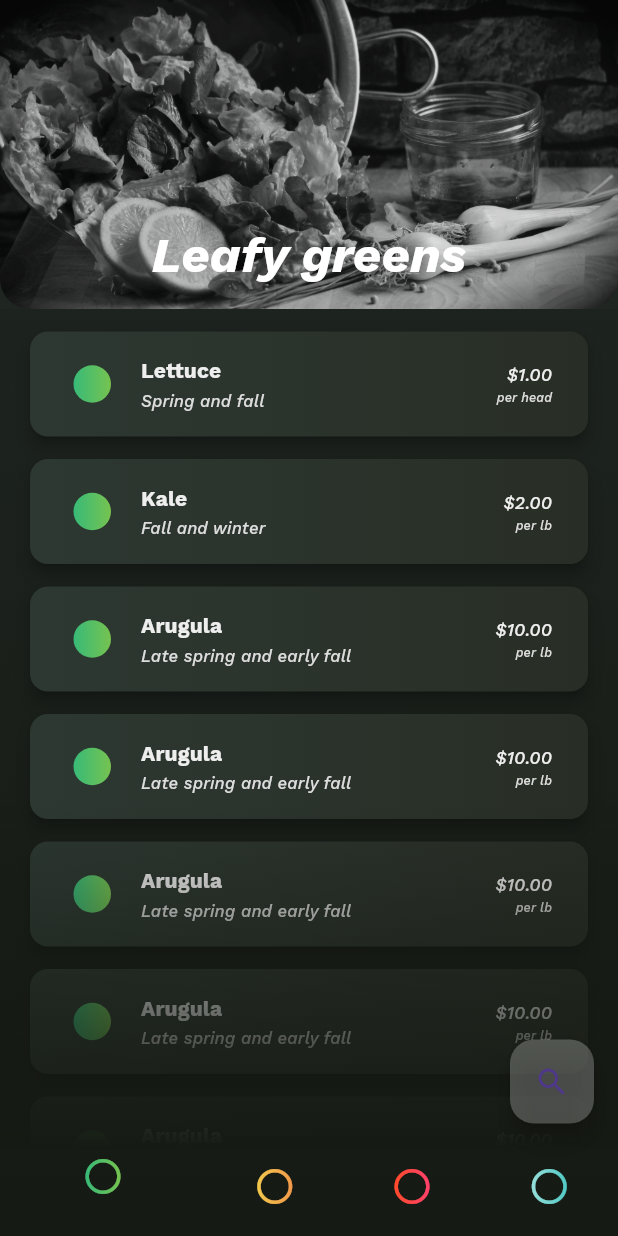
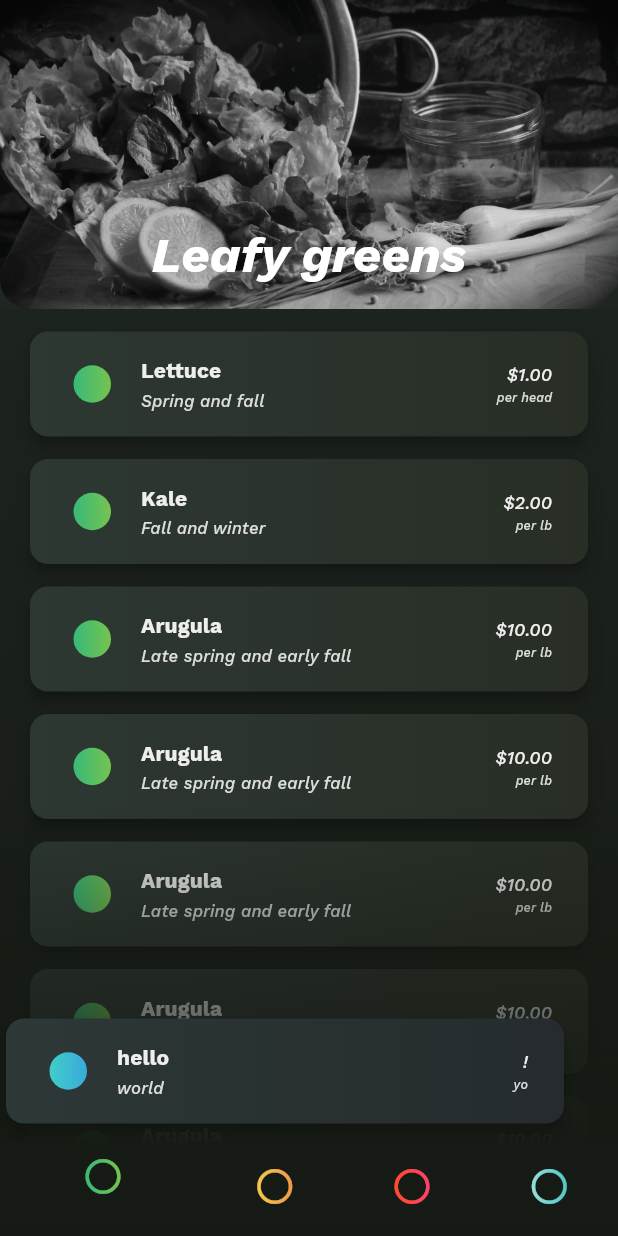
Before and after one commit to 3enedict/limelight, a Flutter app: the screen it shows after launch, on a phone screen of 412 x 824 dp. Run offline on Flutter 3.47's test engine with Material 2 defaults, Android fonts, the phone set to English and light mode, and no system bars; our stand-ins replace fluttericon, google_fonts, shared_preferences; statements that could not run were skipped.

Commit message:
Started adding search bar

```diff
--- a/lib/pages/ingredients_page.dart
+++ b/lib/pages/ingredients_page.dart
@@ -7,6 +7,8 @@ import 'package:limelight/pages/ingredients_subpages/vegetables_page.dart';
 import 'package:limelight/pages/ingredients_subpages/meat_page.dart';
 import 'package:limelight/pages/ingredients_subpages/fish_page.dart';
 import 'package:limelight/gradients.dart';
+
+import 'package:limelight/widgets/search_bar.dart';
 
 class IngredientsPage extends StatefulWidget {
   const IngredientsPage({super.key});
@@ -58,11 +60,13 @@ class IngredientsPageState extends State<IngredientsPage> {
             bottomNavBarItem(fishGradient),
           ],
         ),
-        floatingActionButton: FloatingActionButton(
-          backgroundColor: Colors.white24,
-          heroTag: 'IngredientFAB$_currentIndex',
-          onPressed: () {},
-          child: const Icon(Icons.search),
+        floatingActionButton: SearchBar(
+          title: "hello",
+          subTitle: "world",
+          info: "!",
+          subInfo: "yo",
+          accentGradient: limelightGradient,
+          backgroundGradient: toSurfaceGradient(limelightGradient),
         ),
         body: IndexedStack(
           index: _currentIndex,
--- /dev/null
+++ b/lib/widgets/search_bar.dart
@@ -0,0 +1,51 @@
+import 'package:flutter/material.dart';
+
+import 'package:limelight/widgets/items/item.dart';
+
+class SearchBar extends StatefulWidget {
+  final String title;
+  final String subTitle;
+  final String info;
+  final String subInfo;
+  final List<Color> accentGradient;
+  final List<Color> backgroundGradient;
+
+  const SearchBar({
+    super.key,
+    required this.title,
+    required this.subTitle,
+    required this.info,
+    required this.subInfo,
+    required this.accentGradient,
+    required this.backgroundGradient,
+  });
+
+  @override
+  SearchBarState createState() => SearchBarState();
+}
+
+class SearchBarState extends State<SearchBar>
+    with AutomaticKeepAliveClientMixin {
+  bool _enabled = false;
+
+  @override
+  Widget build(BuildContext context) {
+    super.build(context);
+
+    return Item(
+      title: widget.title,
+      subTitle: widget.subTitle,
+      info: widget.info,
+      subInfo: widget.subInfo,
+      accentGradient: _enabled
+          ? const [Color(0xBBFFFFFF), Color(0xBBFFFFFF)]
+          : widget.accentGradient,
+      backgroundGradient:
+          _enabled ? widget.accentGradient : widget.backgroundGradient,
+      onPressed: () => setState(() => _enabled = !_enabled),
+    );
+  }
+
+  @override
+  bool get wantKeepAlive => true;
+}
```
